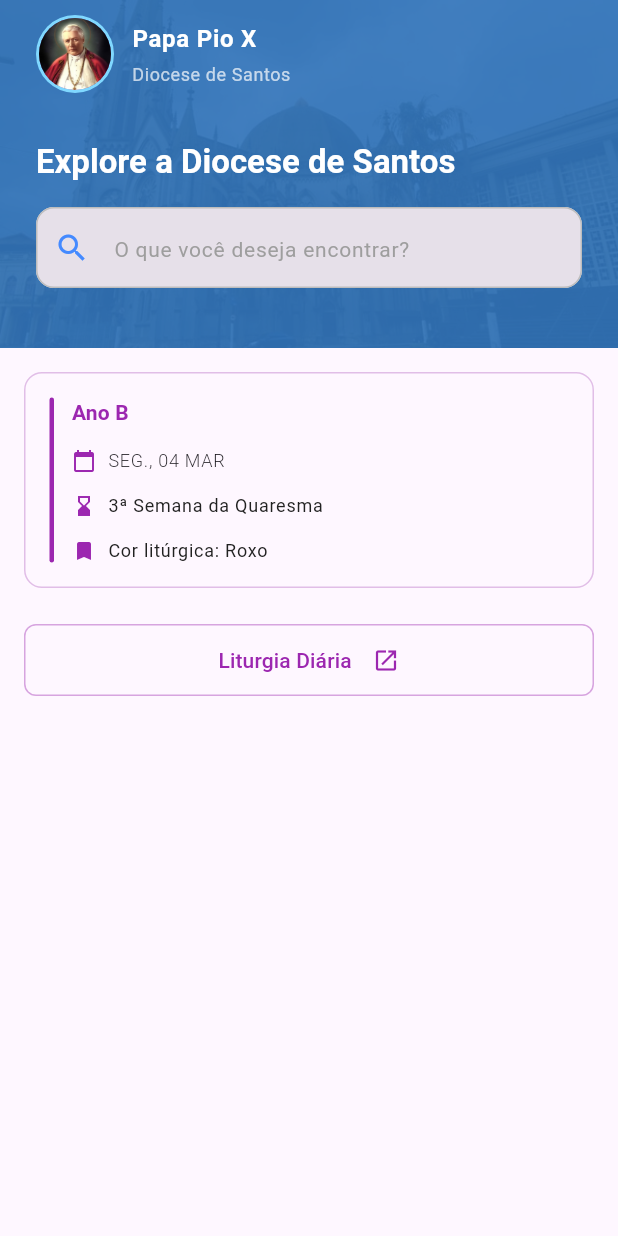
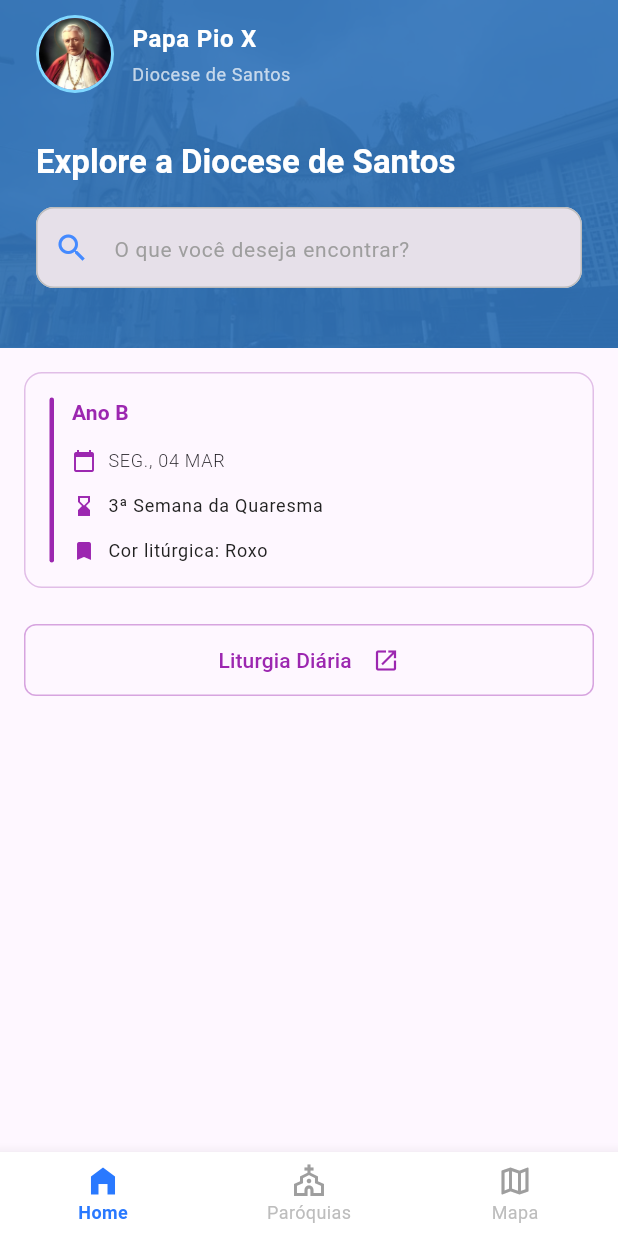
Before and after one commit to Diocese-Santos/Diocese-App, a Flutter app: the HomePage screen opened by its route, on a phone screen of 412 x 824 dp. Run offline on Flutter 3.47's test engine with Material 3 defaults, Android fonts, the phone set to English and light mode, and no system bars; our stand-ins replace flutter_dotenv, gap, go_router, rxdart; missing offline and left inert: segment_analytics; Roboto replaces fonts that are missing (Montserrat).

Commit message:
feat(home): add BottomNavigationBar to PageContainer and update AppTheme

```diff
--- a/lib/ui/core/themes/theme.dart
+++ b/lib/ui/core/themes/theme.dart
@@ -3,6 +3,30 @@
 import 'package:flutter/material.dart';
 
 abstract final class AppTheme {
+  static BottomNavigationBarThemeData bottomNavigationBarTheme =
+      BottomNavigationBarThemeData(
+    backgroundColor: Colors.white,
+    selectedItemColor: Colors.blueAccent[400],
+    unselectedItemColor: Colors.grey.shade400,
+    showSelectedLabels: true,
+    showUnselectedLabels: true,
+    type: BottomNavigationBarType.fixed,
+    selectedIconTheme: IconThemeData(
+      color: Colors.blueAccent[400],
+    ),
+    selectedLabelStyle: const TextStyle(
+      fontSize: 12,
+      fontWeight: FontWeight.w600,
+    ),
+    unselectedLabelStyle: const TextStyle(
+      fontSize: 12,
+      fontWeight: FontWeight.w400,
+    ),
+    unselectedIconTheme: const IconThemeData(
+      color: Colors.grey,
+    ),
+  );
+
   static InputDecorationTheme inputDecorationTheme = InputDecorationTheme(
     border: OutlineInputBorder(
       borderRadius: BorderRadius.circular(12),
@@ -76,6 +100,7 @@ abstract final class AppTheme {
     outlinedButtonTheme: outlinedButtonStyle,
     iconButtonTheme: iconButtonStyle,
     bottomSheetTheme: bottomSheetTheme,
+    bottomNavigationBarTheme: bottomNavigationBarTheme,
     fontFamily: 'Montserrat',
     extensions: const [],
   );
--- a/lib/ui/pages/home/home_page.dart
+++ b/lib/ui/pages/home/home_page.dart
@@ -31,6 +31,7 @@ class _HomePageState extends State<HomePage> {
     final statusBarHeight = MediaQuery.of(context).viewPadding.top;
 
     return PageContainer(
+      showBottomNavigationBar: true,
       children: [
         Header(
           padding: EdgeInsets.only(
--- a/lib/ui/widgets/page_container.dart
+++ b/lib/ui/widgets/page_container.dart
@@ -5,14 +5,34 @@ class PageContainer extends StatelessWidget {
     super.key,
     required this.children,
     this.isAFormPage = false,
+    this.showBottomNavigationBar = false,
   });
 
   final List<Widget> children;
   final bool isAFormPage;
+  final bool showBottomNavigationBar;
 
   @override
   Widget build(BuildContext context) {
     return Scaffold(
+      bottomNavigationBar: showBottomNavigationBar
+          ? BottomNavigationBar(
+              items: [
+                BottomNavigationBarItem(
+                  icon: Icon(Icons.home_filled),
+                  label: 'Home',
+                ),
+                BottomNavigationBarItem(
+                  icon: Icon(Icons.church_outlined),
+                  label: 'Paróquias',
+                ),
+                BottomNavigationBarItem(
+                  icon: Icon(Icons.map_outlined),
+                  label: 'Mapa',
+                ),
+              ],
+            )
+          : null,
       body: LayoutBuilder(
         builder: (context, constraints) {
           return SingleChildScrollView(
```
